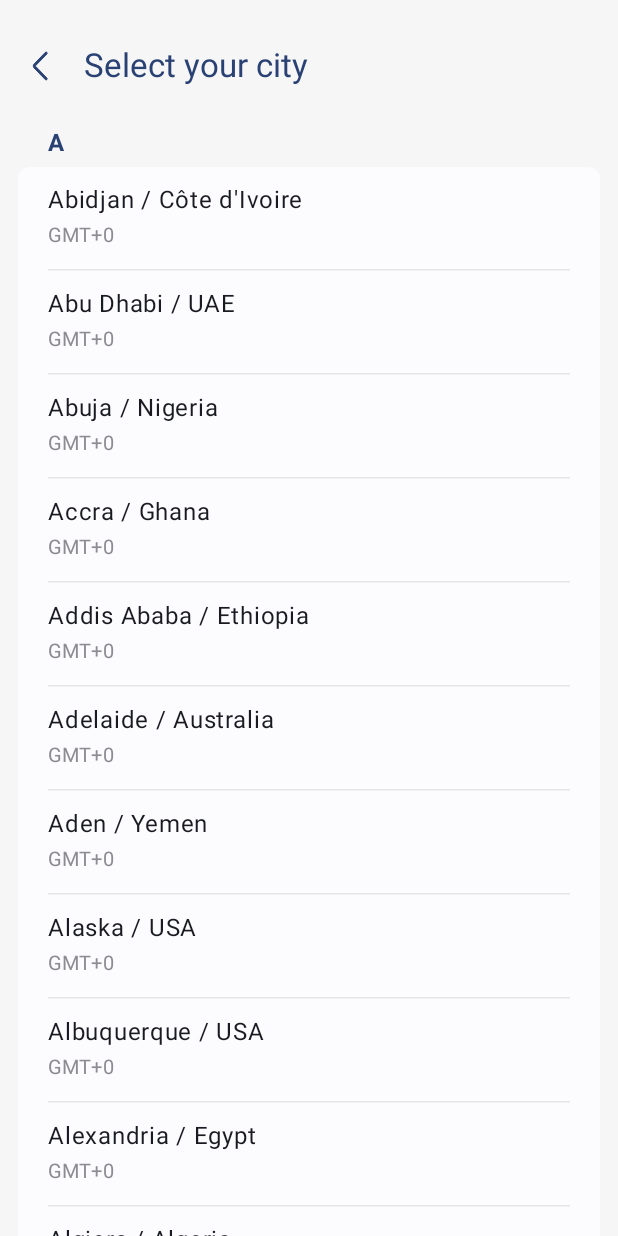
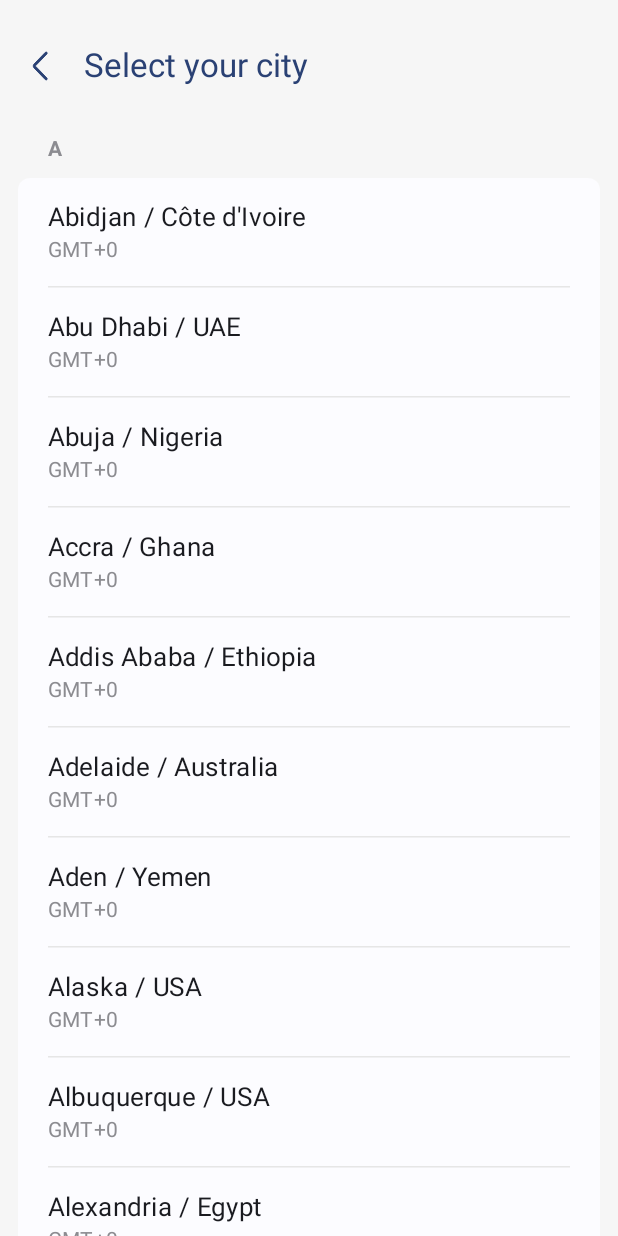
Before and after one commit to pruthvi-21/zono-widgets, an Android app built with Jetpack Compose: the TimeZonePickerActivity screen opened directly, with no data from a screen before it, on a phone screen of 412 x 824 dp. Run offline under Robolectric (Android 15) with nearby library versions, the phone set to English and light mode, and no system bars.

Commit message:
refactor: split compose layout into separate reusable components

```diff
--- a/app/src/main/java/com/jw/zonowidgets/ui/activities/TimeZonePickerActivity.kt
+++ b/app/src/main/java/com/jw/zonowidgets/ui/activities/TimeZonePickerActivity.kt
@@ -6,13 +6,9 @@ import androidx.activity.ComponentActivity
 import androidx.activity.compose.setContent
 import androidx.activity.enableEdgeToEdge
 import androidx.compose.foundation.background
-import androidx.compose.foundation.clickable
-import androidx.compose.foundation.layout.Column
 import androidx.compose.foundation.layout.Spacer
 import androidx.compose.foundation.layout.WindowInsets
-import androidx.compose.foundation.layout.fillMaxWidth
 import androidx.compose.foundation.layout.height
-import androidx.compose.foundation.layout.heightIn
 import androidx.compose.foundation.layout.padding
 import androidx.compose.foundation.layout.safeDrawing
 import androidx.compose.foundation.lazy.LazyColumn
@@ -34,11 +30,10 @@ import androidx.compose.ui.graphics.RectangleShape
 import androidx.compose.ui.res.dimensionResource
 import androidx.compose.ui.res.painterResource
 import androidx.compose.ui.res.stringResource
-import androidx.compose.ui.text.font.FontWeight
 import androidx.compose.ui.unit.dp
-import androidx.compose.ui.unit.sp
 import com.jw.zonowidgets.R
-import com.jw.zonowidgets.data.model.CityTimeZoneInfo
+import com.jw.zonowidgets.ui.components.SubHeading
+import com.jw.zonowidgets.ui.components.TileSetting
 import com.jw.zonowidgets.ui.theme.ZonoWidgetsTheme
 import com.jw.zonowidgets.ui.theme.defaultShape
 import com.jw.zonowidgets.utils.EXTRA_SELECTED_ZONE_ID
@@ -97,17 +92,13 @@ class TimeZonePickerActivity : ComponentActivity() {
 
             grouped.entries.forEachIndexed { index, (initial, zones) ->
                 item {
-                    Text(
-                        text = initial.toString(),
-                        style = MaterialTheme.typography.titleMedium,
-                        color = MaterialTheme.colorScheme.primary,
-                        fontWeight = FontWeight.Bold,
-                        modifier = Modifier
-                            .padding(horizontal = 20.dp, vertical = 4.dp)
-                            .padding(top = 3.dp)
+                    SubHeading(
+                        label = initial.toString(),
+                        modifier = Modifier.padding(top = 8.dp, bottom = 4.dp),
                     )
                 }
                 itemsIndexed(zones) { idx, zone ->
+                    val offset = zone.readableOffset()
                     val shape = when {
                         zones.size == 1 -> cardShape
                         idx == 0 -> cardShape.copy(
@@ -122,11 +113,16 @@ class TimeZonePickerActivity : ComponentActivity() {
 
                         else -> RectangleShape
                     }
-                    ListItem(
-                        timeZoneInfo = zone,
+                    TileSetting(
+                        title = zone.city,
+                        summary = stringResource(R.string.gmt, offset),
                         modifier = Modifier
                             .clip(shape)
-                            .background(MaterialTheme.colorScheme.surfaceVariant)
+                            .background(MaterialTheme.colorScheme.surfaceVariant),
+                        onClick = {
+                            setResult(RESULT_OK, Intent().putExtra(EXTRA_SELECTED_ZONE_ID, zone.id))
+                            finish()
+                        }
                     )
                     if (idx < zones.lastIndex) {
                         HorizontalDivider(
@@ -144,30 +140,4 @@ class TimeZonePickerActivity : ComponentActivity() {
             }
         }
     }
-
-    @Composable
-    private fun ListItem(timeZoneInfo: CityTimeZoneInfo, modifier: Modifier) {
-        val offset = timeZoneInfo.readableOffset()
-
-        Column(
-            modifier = modifier
-                .heightIn(min = 64.dp)
-                .fillMaxWidth()
-                .clickable {
-                    setResult(RESULT_OK, Intent().putExtra(EXTRA_SELECTED_ZONE_ID, timeZoneInfo.id))
-                    finish()
-                }
-                .padding(horizontal = 20.dp, vertical = 10.dp)
-        ) {
-            Text(
-                text = timeZoneInfo.city,
-                fontSize = 16.sp,
-            )
-            Text(
-                text = stringResource(R.string.gmt, offset),
-                color = MaterialTheme.colorScheme.onSurfaceVariant,
-                fontSize = 13.sp
-            )
-        }
-    }
 }
--- /dev/null
+++ b/app/src/main/java/com/jw/zonowidgets/ui/components/SubHeading.kt
@@ -0,0 +1,46 @@
+package com.jw.zonowidgets.ui.components
+
+import androidx.compose.foundation.layout.Arrangement
+import androidx.compose.foundation.layout.Row
+import androidx.compose.foundation.layout.padding
+import androidx.compose.foundation.layout.size
+import androidx.compose.material3.Icon
+import androidx.compose.material3.MaterialTheme
+import androidx.compose.material3.Text
+import androidx.compose.runtime.Composable
+import androidx.compose.ui.Alignment
+import androidx.compose.ui.Modifier
+import androidx.compose.ui.graphics.painter.Painter
+import androidx.compose.ui.text.font.FontWeight
+import androidx.compose.ui.unit.dp
+import com.jw.zonowidgets.ui.theme.preferenceCategoryStyle
+import com.jw.zonowidgets.ui.theme.preferenceSummaryColor
+
+@Composable
+fun SubHeading(
+    modifier: Modifier = Modifier,
+    label: String,
+    icon: Painter? = null,
+) {
+    Row(
+        modifier = modifier
+            .padding(horizontal = 20.dp, vertical = 5.dp),
+        verticalAlignment = Alignment.CenterVertically,
+        horizontalArrangement = Arrangement.spacedBy(10.dp)
+    ) {
+        icon?.let {
+            Icon(
+                painter = icon,
+                contentDescription = null,
+                tint = MaterialTheme.colorScheme.preferenceSummaryColor,
+                modifier = Modifier.size(14.dp)
+            )
+        }
+        Text(
+            text = label,
+            style = MaterialTheme.typography.preferenceCategoryStyle,
+            color = MaterialTheme.colorScheme.preferenceSummaryColor,
+            fontWeight = FontWeight.Bold,
+        )
+    }
+}
--- /dev/null
+++ b/app/src/main/java/com/jw/zonowidgets/ui/components/TileSetting.kt
@@ -0,0 +1,43 @@
+package com.jw.zonowidgets.ui.components
+
+import androidx.compose.foundation.clickable
+import androidx.compose.foundation.layout.Column
+import androidx.compose.foundation.layout.fillMaxWidth
+import androidx.compose.foundation.layout.heightIn
+import androidx.compose.foundation.layout.padding
+import androidx.compose.material3.MaterialTheme
+import androidx.compose.material3.Text
+import androidx.compose.runtime.Composable
+import androidx.compose.ui.Modifier
+import androidx.compose.ui.graphics.Color
+import androidx.compose.ui.unit.dp
+import com.jw.zonowidgets.ui.theme.preferenceSummaryColor
+import com.jw.zonowidgets.ui.theme.preferenceSummaryStyle
+import com.jw.zonowidgets.ui.theme.preferenceTitleStyle
+
+@Composable
+fun TileSetting(
+    modifier: Modifier = Modifier,
+    title: String,
+    summary: String,
+    summaryColor: Color = MaterialTheme.colorScheme.preferenceSummaryColor,
+    onClick: () -> Unit,
+) {
+    Column(
+        modifier = modifier
+            .fillMaxWidth()
+            .heightIn(min = 64.dp)
+            .clickable { onClick() }
+            .padding(vertical = 14.dp, horizontal = 20.dp)
+    ) {
+        Text(
+            text = title,
+            style = MaterialTheme.typography.preferenceTitleStyle,
+        )
+        Text(
+            text = summary,
+            style = MaterialTheme.typography.preferenceSummaryStyle,
+            color = summaryColor,
+        )
+    }
+}
--- a/app/src/main/java/com/jw/zonowidgets/ui/theme/Theme.kt
+++ b/app/src/main/java/com/jw/zonowidgets/ui/theme/Theme.kt
@@ -2,13 +2,17 @@ package com.jw.zonowidgets.ui.theme
 
 import androidx.compose.foundation.isSystemInDarkTheme
 import androidx.compose.foundation.shape.RoundedCornerShape
+import androidx.compose.material3.ColorScheme
 import androidx.compose.material3.MaterialTheme
+import androidx.compose.material3.Typography
 import androidx.compose.material3.dynamicDarkColorScheme
 import androidx.compose.material3.dynamicLightColorScheme
 import androidx.compose.runtime.Composable
 import androidx.compose.ui.graphics.Color
 import androidx.compose.ui.platform.LocalContext
+import androidx.compose.ui.text.TextStyle
 import androidx.compose.ui.unit.dp
+import androidx.compose.ui.unit.sp
 
 val defaultShape = RoundedCornerShape(8.dp)
 
@@ -42,3 +46,17 @@ fun ZonoWidgetsTheme(
         content = content
     )
 }
+
+val Typography.preferenceTitleStyle: TextStyle
+    get() = bodyLarge.copy(
+        fontSize = 17.sp,
+    )
+
+val Typography.preferenceSummaryStyle: TextStyle
+    get() = bodyMedium
+
+val Typography.preferenceCategoryStyle: TextStyle
+    get() = bodyMedium
+
+val ColorScheme.preferenceSummaryColor: Color
+    get() = onSurfaceVariant
```
Also changed, not shown: app/src/main/java/com/jw/zonowidgets/ui/activities/ClockSettingsActivity.kt (+13 -154 lines), app/src/main/java/com/jw/zonowidgets/ui/components/SliderSetting.kt (added, +56 -0 lines), app/src/main/java/com/jw/zonowidgets/ui/components/SwitchSetting.kt (added, +66 -0 lines).
